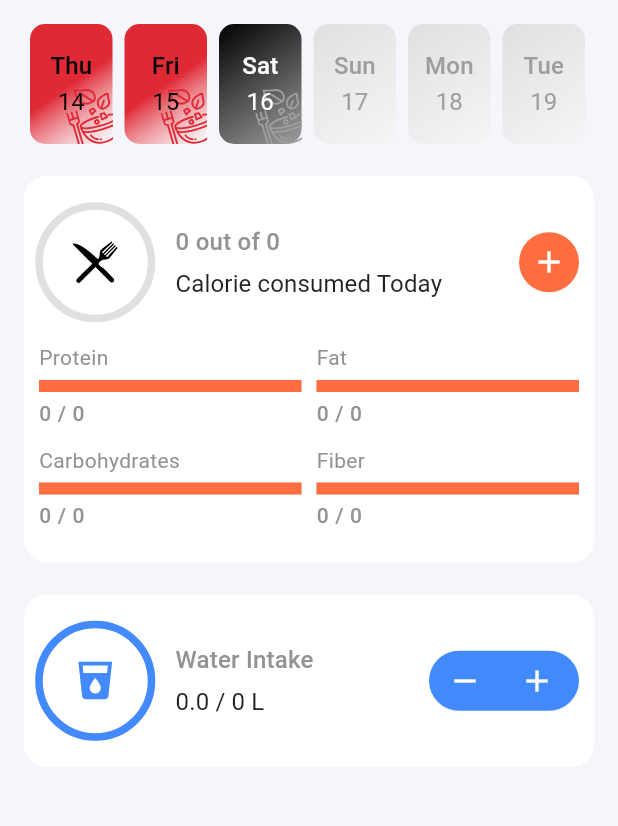
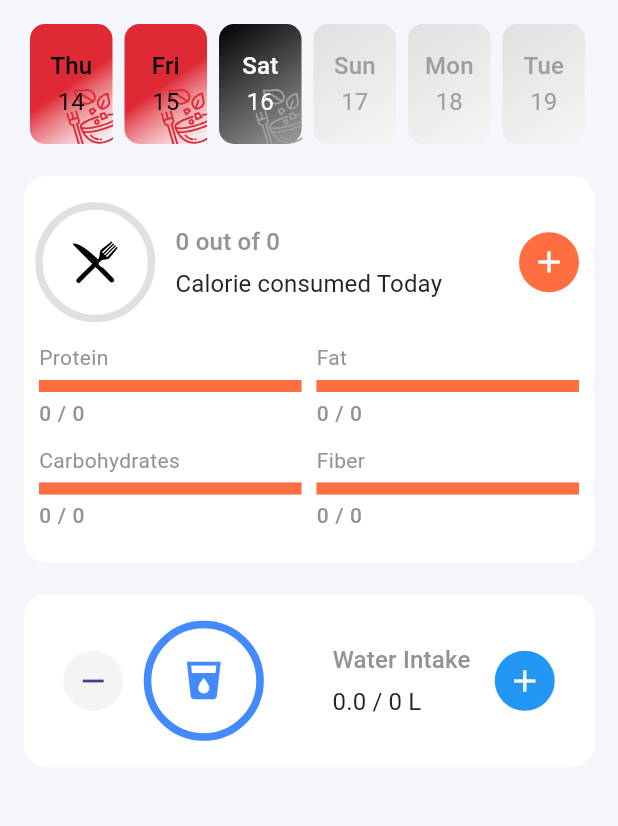
Before and after one commit to subuhh/conquest, a Flutter app: the NutritionHomePage screen opened directly, after a tap on "Water Intake", after a tap on the "remove" icon, on a phone screen of 412 x 824 dp, the part 84-910 px from its top. Run offline on Flutter 3.47's test engine with Material 3 defaults, Android fonts, the phone set to English and light mode, and no system bars; our stand-ins replace cached_network_image, carousel_slider, cloud_firestore, curved_navigation_bar, firebase_auth, firebase_core and 16 more; missing offline and left inert: dart:html; accounts and stored records are empty; Roboto replaces fonts that are missing (Poppins); project files that could hold a hidden picture were left out.

Commit message:
water ui

```diff
--- a/lib/features/Nutrition/WaterIntakeWidget/water_intake.dart
+++ b/lib/features/Nutrition/WaterIntakeWidget/water_intake.dart
@@ -12,17 +12,14 @@ class WaterIntake extends StatelessWidget {
 
   @override
   Widget build(BuildContext context) {
-    // Access WaterIntakeController
     final waterIntakeController = Get.put(WaterIntakeController());
     final user = UserController.instance;
 
     return Obx(() {
-      // Ensure data is fetched before rendering
       if (waterIntakeController.waterIntake.value == null) {
         return Center(child: CircularProgressIndicator());
       }
 
-      // Fetch current intake and water goal from the controller
       double currentWaterIntake =
           waterIntakeController.waterIntake.value!.totalIntake;
 
@@ -33,7 +30,9 @@ class WaterIntake extends StatelessWidget {
       double progress = (currentWaterIntake / 1000) / waterGoal;
 
       return GestureDetector(
-        onTap: () {},
+        onTap: () {
+          _showWaterGoalDialog(context, waterIntakeController, user);
+        },
         child: Container(
           width: double.infinity,
           padding: const EdgeInsets.symmetric(horizontal: 10, vertical: 20),
@@ -42,8 +41,18 @@ class WaterIntake extends StatelessWidget {
             color: Colors.white,
           ),
           child: Row(
-            mainAxisAlignment: MainAxisAlignment.start,
+            mainAxisAlignment: MainAxisAlignment.spaceEvenly,
             children: [
+              CircleAvatar(
+                backgroundColor: TColors.softGrey,
+                child: IconButton(
+                  icon: Icon(Icons.remove,),
+                  onPressed: () {
+                    waterIntakeController
+                        .removeWaterEntry(user.userModel.value!.id);
+                  },
+                ),
+              ),
               Stack(
                 alignment: Alignment.center,
                 children: [
@@ -79,33 +88,14 @@ class WaterIntake extends StatelessWidget {
                   ),
                 ],
               ),
-              Spacer(),
-              Container(
-                height: 40,
-                width: 100,
-                decoration: BoxDecoration(
-                  borderRadius: BorderRadius.circular(50),
-                  color: Colors.blueAccent,
-                ),
-                child: Row(
-                  children: [
-                    IconButton(
-                      icon: Icon(Icons.remove, color: Colors.white),
-                      onPressed: () {
-                        // Add water intake
-                        waterIntakeController
-                            .removeWaterEntry(user.userModel.value!.id);
-                      },
-                    ),
-                    IconButton(
+              CircleAvatar(
+                backgroundColor: Colors.blue,
+                child: IconButton(
                   icon: Icon(Icons.add, color: Colors.white),
                   onPressed: () {
-                        // Add water intake
                     waterIntakeController.addWaterEntry(
                         user.userModel.value!.id, 200);
                   },
-                    ),
-                  ],
                 ),
               ),
             ],
@@ -114,4 +104,105 @@ class WaterIntake extends StatelessWidget {
       );
     });
   }
+
+  void _showWaterGoalDialog(BuildContext context,
+      WaterIntakeController waterIntakeController, UserController user) {
+    final TextEditingController goalController = TextEditingController(
+      text: "${(user.userModel.value?.waterGoal ?? 2000) / 1000}", // Default in liters
+    );
+
+    String selectedUnit = "L";
+    final units = ["ml", "L", "oz"];
+
+    showDialog(
+      context: context,
+      builder: (context) {
+        return AlertDialog(
+          title: Text("Set Daily Water Goal"),
+          content: StatefulBuilder(
+            builder: (context, setState) {
+              return Column(
+                mainAxisSize: MainAxisSize.min,
+                children: [
+                  Padding(
+                    padding: const EdgeInsets.all(12.0),
+                    child: Row(
+                      mainAxisAlignment: MainAxisAlignment.center,
+                      children: [Icon(
+                        Icons.local_drink,
+                        color: Colors.blueAccent,
+                        size: 50,
+                      ),],
+                    ),
+                  ),
+                  SizedBox(height: TSizes.spaceBtwItems,),
+                  TextField(
+                    controller: goalController,
+                    keyboardType: TextInputType.number,
+                    decoration: InputDecoration(
+                      labelText: "Water Goal",
+                      suffixText: selectedUnit,
+                    ),
+                  ),
+                  SizedBox(height: 10),
+                  DropdownButton<String>(
+                    value: selectedUnit,
+                    items: units.map((unit) {
+                      return DropdownMenuItem(
+                        value: unit,
+                        child: Text(unit),
+                      );
+                    }).toList(),
+                    onChanged: (value) {
+                      setState(() {
+                        selectedUnit = value!;
+                      });
+                    },
+                  ),
+                ],
+              );
+            },
+          ),
+          actions: [
+            TextButton(
+              onPressed: () {
+                Navigator.of(context).pop();
+              },
+              child: Text("Cancel"),
+            ),
+            ElevatedButton(
+              style: ElevatedButton.styleFrom(backgroundColor: Colors.blue, padding: EdgeInsets.all(12)),
+              onPressed: () {
+                double enteredGoal = double.tryParse(goalController.text) ?? 0;
+
+                // Convert input to liters for validation
+                if (selectedUnit == "ml") {
+                  enteredGoal /= 1000; // Convert milliliters to liters
+                } else if (selectedUnit == "oz") {
+                  enteredGoal *= 0.0295735; // Convert ounces to liters
                 }
+
+                // Validate the goal
+                if (enteredGoal < 2 || enteredGoal > 5) {
+                  Get.snackbar(
+                    "Invalid Goal",
+                    "Please enter a value between 2L and 5L.",
+                    backgroundColor: Colors.redAccent,
+                    colorText: Colors.white,
+                  );
+                  return;
+                }
+
+                // Convert goal back to milliliters before saving
+                int newGoal = (enteredGoal * 1000).toInt();
+                //user.updateWaterGoal(newGoal);
+                Navigator.of(context).pop();
+              },
+              child: Text("Save"),
+            ),
+          ],
+        );
+      },
+    );
+  }
+  }
```
Lines whose indentation alone changed are shown as unchanged.
